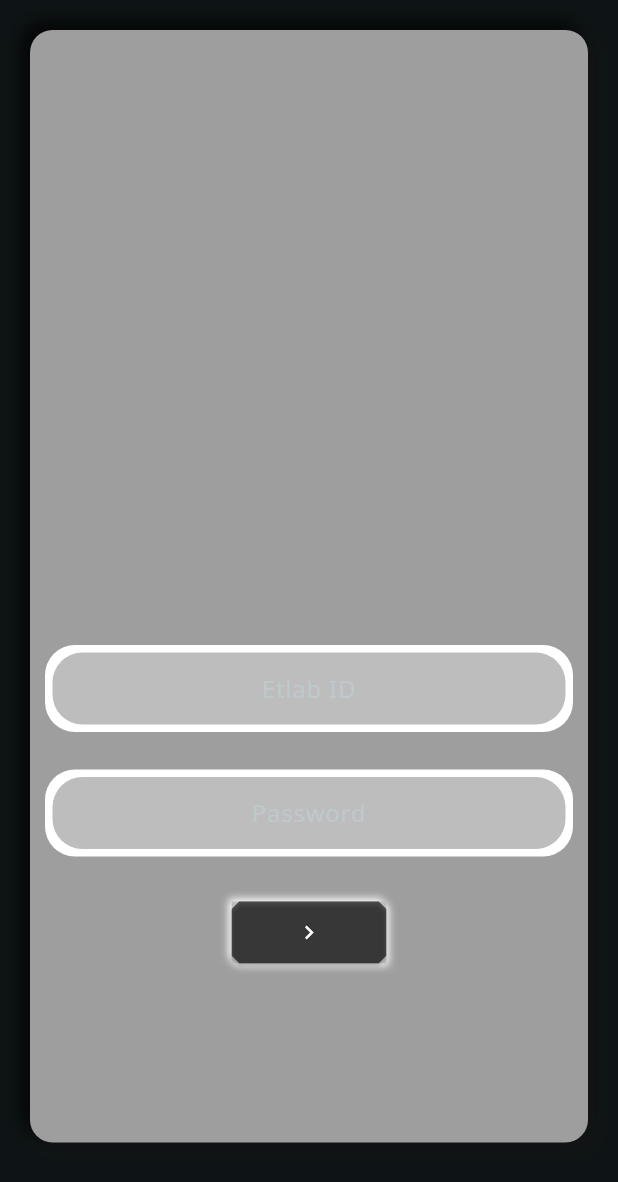
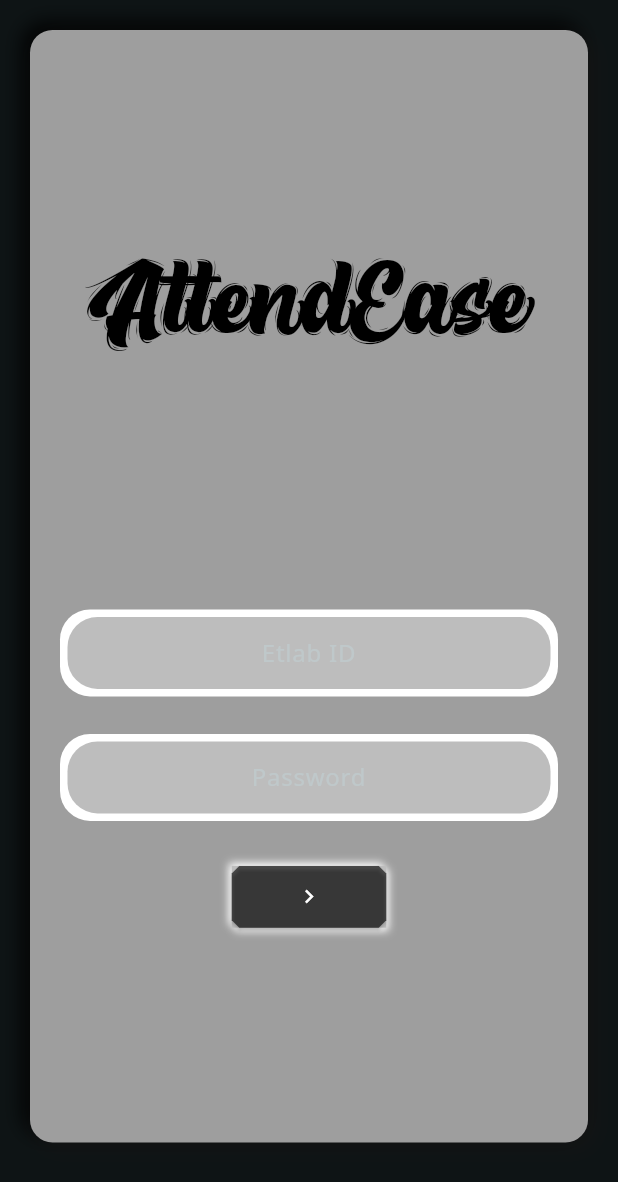
Before and after one commit to trulyPranav/AttendEase, a Flutter app: the screen it shows after launch, on a phone screen of 412 x 824 dp. Shown: the top 1182 px of the screen. Run offline on Flutter 3.47's test engine with Material 3 defaults, Android fonts, the phone set to English and light mode, and no system bars; drawn by our look-alikes of clay_containers; our stand-ins replace animated_text_kit, flex_color_scheme, google_fonts, page_transition, percent_indicator, shared_preferences.

Commit message:
App 95% Complete!!!!

```diff
--- a/lib/screens/home.dart
+++ b/lib/screens/home.dart
@@ -6,7 +6,7 @@ import 'package:http/http.dart' as http;
 import 'dart:convert';
 import 'package:shared_preferences/shared_preferences.dart';
 import 'package:attendease/screens/profile.dart';
-import 'package:attendease/screens/settings.dart';
+import 'package:attendease/screens/about.dart';
 import 'package:google_fonts/google_fonts.dart';
 
 class Home extends StatefulWidget {
--- a/lib/screens/loginpage.dart
+++ b/lib/screens/loginpage.dart
@@ -41,8 +41,24 @@ class _LoginScreenState extends State<LoginScreen> {
               height: MediaQuery.of(context).size.height * 0.9,
               width: MediaQuery.of(context).size.width,
               child: Column(
+                mainAxisAlignment: MainAxisAlignment.spaceEvenly,
                 children: [
-                  const SizedBox(height: 400,),
+                  const Center(
+                    child: Text(
+                      'AttendEase',
+                      textAlign: TextAlign.center,
+                      style: TextStyle(
+                        fontWeight: FontWeight.w400,
+                        fontFamily: 'Horizon',
+                        fontSize: 70,
+                        color: Colors.black
+                      ),
+                    ),
+                  ),
+                  Padding(
+                    padding: const EdgeInsets.all(10.0),
+                    child: Column(
+                      children: [
                         Container(
                           margin: const EdgeInsets.all(10),
                           padding: const EdgeInsets.all(5),
@@ -87,6 +103,7 @@ class _LoginScreenState extends State<LoginScreen> {
                               borderRadius:BorderRadius.circular(20),
                             ),
                             child: TextFormField(
+                                obscureText: true,
                                 showCursor: true,
                                 cursorColor: Theme.of(context).primaryColor,
                                 controller: fieldTextPassword,
@@ -124,8 +141,9 @@ class _LoginScreenState extends State<LoginScreen> {
                             child : const Icon(Icons.navigate_next_outlined,),
                           ),
                         ),
-
-
+                      ],
+                    ),
+                  ),
                 ],
               ),
             ),
@@ -135,6 +153,19 @@ class _LoginScreenState extends State<LoginScreen> {
     );
   }
   Future usernameLogin(String? username, String? password) async {
+
+   showDialog(
+    context: context,
+    barrierDismissible: false,
+    builder: (BuildContext context) {
+      return const Center(
+        child: CircularProgressIndicator(
+          color: Colors.white,
+        ),
+      );
+    },
+  );
+
   Map<String, dynamic> update = {
     "username" : username,
     "password" : password,
@@ -147,6 +178,8 @@ class _LoginScreenState extends State<LoginScreen> {
         'Accept': 'application/json',},
     body: jsonEncode(update)
   );
+
+  Navigator.pop(context);
  // print(response.body);
 
   if(response.statusCode == 200){
@@ -169,7 +202,8 @@ class _LoginScreenState extends State<LoginScreen> {
   showAlertDialog(BuildContext context) {
     Widget retryButton = ElevatedButton(
       style: ElevatedButton.styleFrom(
-        shape: const RoundedRectangleBorder(borderRadius: BorderRadius.all(Radius.circular(10.0)))
+        shape: const RoundedRectangleBorder(borderRadius: BorderRadius.all(Radius.circular(10.0))),
+        backgroundColor: Colors.blue.shade500,
       ),
       child: Container(
         padding: const EdgeInsets.fromLTRB(25, 4, 25, 4),
@@ -180,7 +214,7 @@ class _LoginScreenState extends State<LoginScreen> {
       },
     );
    AlertDialog alert = AlertDialog(
-      backgroundColor: Colors.grey[700],
+      backgroundColor: Theme.of(context).scaffoldBackgroundColor,
       actionsAlignment: MainAxisAlignment.center,
       //contentPadding: EdgeInsets.fromLTRB(100, 10, 100, 10),
       content: const SingleChildScrollView(
--- a/lib/screens/profile.dart
+++ b/lib/screens/profile.dart
@@ -131,6 +131,7 @@ class _ProfilePageState extends State<ProfilePage> {
         final prefs = await SharedPreferences.getInstance();
         await prefs.remove('username');
         await prefs.remove('password');
+        // ignore: use_build_context_synchronously
         Navigator.pushAndRemoveUntil(context, MaterialPageRoute(builder: (context) => const LoginScreen()),ModalRoute.withName('/'));
       },
       child: const Text('YES', style: TextStyle(fontWeight: FontWeight.bold)));
```
Also changed, not shown: lib/screens/about.dart (renamed from lib/screens/settings.dart). Lines whose indentation alone changed are shown as unchanged.
